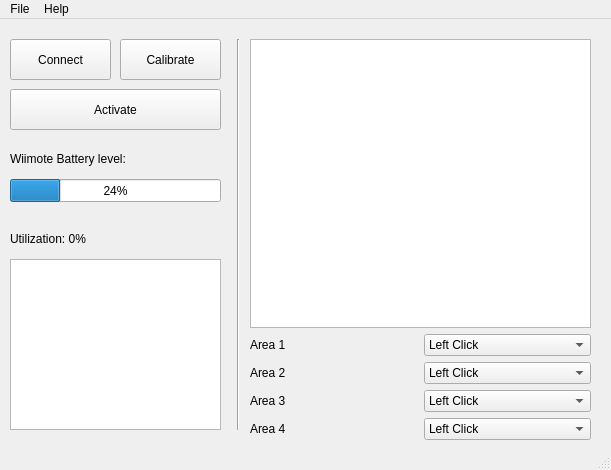
This is stuff/mainwindow.ui in pnegre/python-whiteboard as Qt 5 draws it before an edit. The edited form follows.
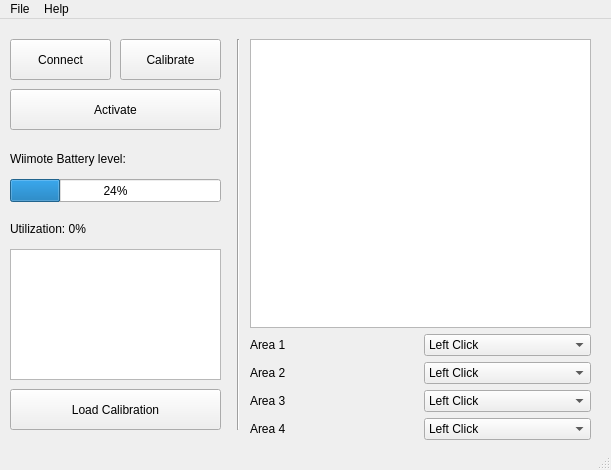
This is the edited form.

Commit message: Calibration points from last calibration saved in settings

```diff
--- a/stuff/mainwindow.ui
+++ b/stuff/mainwindow.ui
@@ -101,9 +101,9 @@
     <property name="geometry">
      <rect>
       <x>10</x>
-      <y>240</y>
+      <y>230</y>
       <width>211</width>
-      <height>171</height>
+      <height>131</height>
      </rect>
     </property>
     <property name="sizePolicy">
@@ -134,7 +134,7 @@
     <property name="geometry">
      <rect>
       <x>10</x>
-      <y>210</y>
+      <y>200</y>
       <width>221</width>
       <height>19</height>
      </rect>
@@ -323,6 +323,19 @@
      </item>
     </layout>
    </widget>
+   <widget class="QPushButton" name="pushButtonLoadCal">
+    <property name="geometry">
+     <rect>
+      <x>10</x>
+      <y>370</y>
+      <width>211</width>
+      <height>41</height>
+     </rect>
+    </property>
+    <property name="text">
+     <string>Load Calibration</string>
+    </property>
+   </widget>
   </widget>
   <widget class="QStatusBar" name="statusbar"/>
   <widget class="QMenuBar" name="menuBar">
```
Left out of the diff: 2 changed lines with no effect on the pictures. The commit also changes 3 other files.
